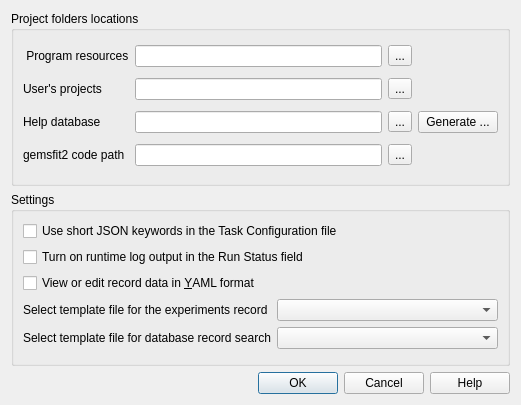
Before: the Qt Designer form gfshell2/dialogs/PreferencesDialog.ui in gemshub/gemsfits, drawn with Qt 5.
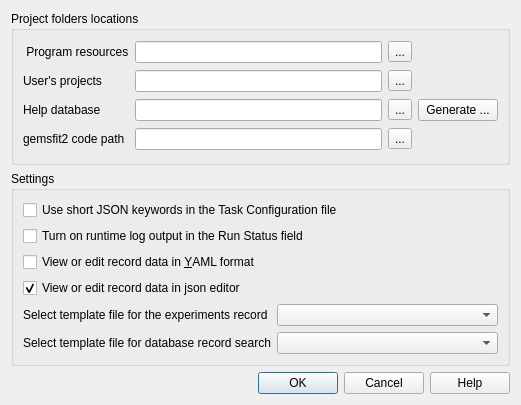
After: the same form once the commit is applied. Icons and pictures are not drawn.

Commit message: GEMS-218: Implemented a tree view editor of JSON-based structure

```diff
--- a/gfshell2/dialogs/PreferencesDialog.ui
+++ b/gfshell2/dialogs/PreferencesDialog.ui
@@ -107,7 +107,37 @@
      <property name="title">
       <string>Settings</string>
      </property>
+     <property name="checkable">
+      <bool>false</bool>
+     </property>
      <layout class="QGridLayout" name="gridLayout_2">
+      <item row="4" column="0">
+       <widget class="QLabel" name="label_4">
+        <property name="text">
+         <string>Select template file for the experiments record</string>
+        </property>
+       </widget>
+      </item>
+      <item row="2" column="0" colspan="2">
+       <widget class="QCheckBox" name="yamlBox">
+        <property name="text">
+         <string>View or edit record data in &amp;YAML format</string>
+        </property>
+       </widget>
+      </item>
+      <item row="5" column="1">
+       <widget class="QComboBox" name="searchBox"/>
+      </item>
+      <item row="4" column="1">
+       <widget class="QComboBox" name="experimentsBox"/>
+      </item>
+      <item row="5" column="0">
+       <widget class="QLabel" name="label_6">
+        <property name="text">
+         <string>Select template file for database record search</string>
+        </property>
+       </widget>
+      </item>
       <item row="0" column="0" colspan="2">
        <widget class="QCheckBox" name="commentsBox">
         <property name="text">
@@ -122,33 +152,16 @@
         </property>
        </widget>
       </item>
-      <item row="2" column="0" colspan="2">
-       <widget class="QCheckBox" name="yamlBox">
-        <property name="text">
-         <string>View or edit record data in &amp;YAML format</string>
-        </property>
-       </widget>
-      </item>
       <item row="3" column="0">
-       <widget class="QLabel" name="label_4">
+       <widget class="QCheckBox" name="editorBox">
         <property name="text">
-         <string>Select template file for the experiments record</string>
+         <string>View or edit record data in json editor</string>
         </property>
-       </widget>
-      </item>
-      <item row="3" column="1">
-       <widget class="QComboBox" name="experimentsBox"/>
-      </item>
-      <item row="4" column="0">
-       <widget class="QLabel" name="label_6">
-        <property name="text">
-         <string>Select template file for database record search</string>
+        <property name="checked">
+         <bool>true</bool>
         </property>
        </widget>
       </item>
-      <item row="4" column="1">
-       <widget class="QComboBox" name="searchBox"/>
-      </item>
      </layout>
     </widget>
    </item>
```
The commit also changes 18 other files.
